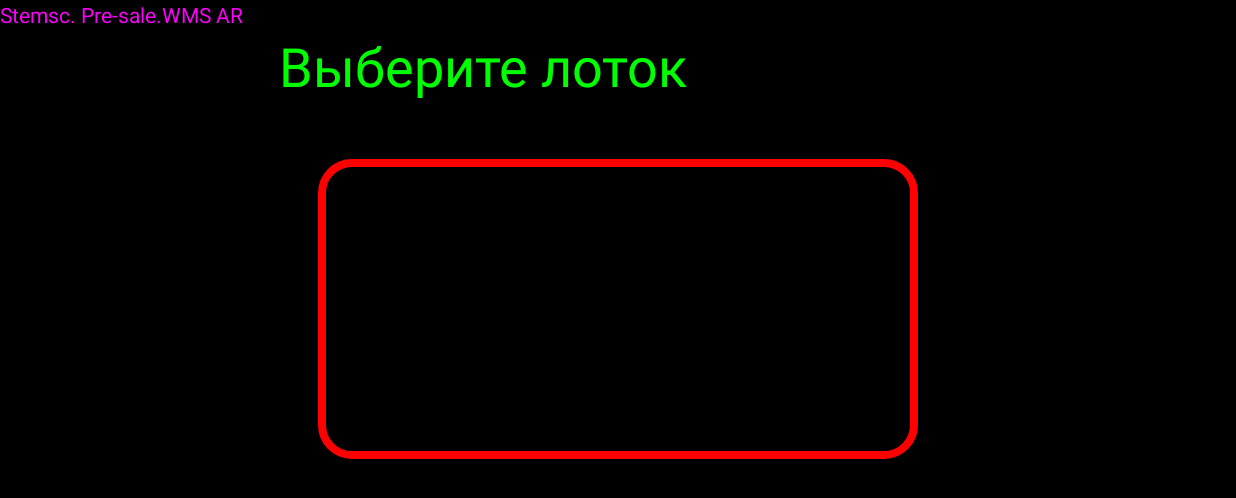
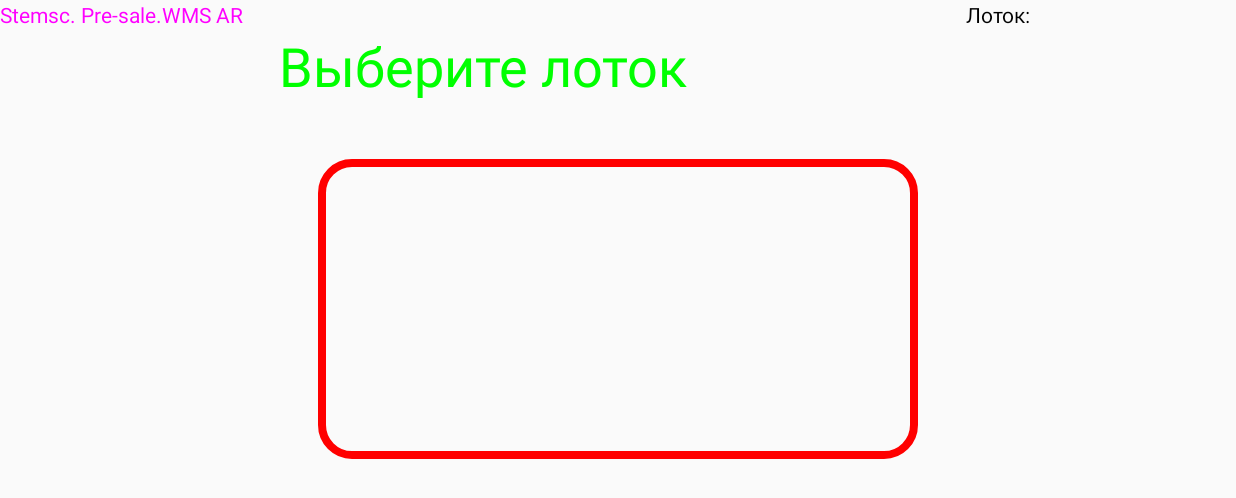
Before and after one commit to onbmob/bt, an Android app: the BarcodeCaptureActivity screen opened directly, with no data from a screen before it, on a phone screen of 824 x 412 dp (held sideways). Shown: the top 498 px of the screen. Run offline under Robolectric (Android 15) with nearby library versions, the phone set to English and light mode, and no system bars; 7 statements that could not run were skipped.

Commit message:
Проба прозрачного экрана.

```diff
--- a/app/src/main/res/layout-v17/barcode_capture.xml
+++ b/app/src/main/res/layout-v17/barcode_capture.xml
@@ -8,16 +8,15 @@
     android:layout_height="match_parent"
     android:keepScreenOn="true"
     android:orientation="vertical"
-    android:background="#ff000000">
+    android:background="#0000">
 
+    <TextView
+        android:layout_width="400dp"
+        android:layout_height="200dp"
+        android:layout_centerHorizontal="true"
+        android:layout_centerVertical="true"
+        android:background="@drawable/x" />
 
-
-    <com.stemsc.bt.ui.camera.GraphicOverlay
-        android:id="@+id/graphicOverlay"
-        android:layout_width="match_parent"
-        android:layout_height="match_parent"
-        android:layout_alignParentTop="true"
-        android:orientation="vertical" />
 
 
     <com.stemsc.bt.ui.camera.CameraSourcePreview
@@ -49,13 +48,6 @@
         android:textColor="@color/colorMagenta"
         android:textSize="14dp" />
 
-    <TextView
-        android:layout_width="400dp"
-        android:layout_height="200dp"
-        android:layout_centerHorizontal="true"
-        android:layout_centerVertical="true"
-        android:background="@drawable/x" />
-
     <RelativeLayout
         android:id="@+id/lLayout1"
         android:layout_width="180dp"
@@ -63,7 +55,7 @@
         android:layout_alignParentBottom="true"
         android:layout_alignParentRight="true"
         android:layout_alignParentTop="true"
-        android:background="#ff000000">
+        android:background="#0000">
 
         <TextView
             android:id="@+id/tvNeedT"
@@ -192,7 +184,7 @@
         android:layout_below="@+id/textView3"
         android:layout_toLeftOf="@+id/lLayout1"
         android:layout_toStartOf="@+id/lLayout1"
-        android:background="#ff000000">
+        android:background="#0000">
 
         <TextView
             android:id="@+id/tvSost"
@@ -206,5 +198,11 @@
 
     </RelativeLayout>
 
+    <com.stemsc.bt.ui.camera.GraphicOverlay
+        android:id="@+id/graphicOverlay"
+        android:layout_width="match_parent"
+        android:layout_height="match_parent"
+        android:layout_alignParentTop="true"
+        android:orientation="vertical" />
 
 </RelativeLayout>
--- a/app/src/main/res/layout/barcode_capture.xml
+++ b/app/src/main/res/layout/barcode_capture.xml
@@ -7,7 +7,8 @@
     android:layout_width="match_parent"
     android:layout_height="match_parent"
     android:keepScreenOn="true"
-    android:orientation="vertical">
+    android:orientation="vertical"
+    android:background="#0000">
 
 <!--
         <com.google.android.gms.samples.vision.barcodereader.ui.camera.GraphicOverlay
@@ -58,6 +59,7 @@
         android:layout_height="wrap_content"
         android:layout_alignParentBottom="true"
         android:layout_alignParentRight="true"
+        android:background="#0000"
         android:layout_alignParentTop="true">
 
         <TextView
@@ -184,6 +186,7 @@
         android:layout_height="wrap_content"
         android:layout_alignParentLeft="true"
         android:layout_alignParentStart="true"
+        android:background="#0000"
         android:layout_below="@+id/textView3"
         android:layout_toLeftOf="@+id/lLayout1"
         android:layout_toStartOf="@+id/lLayout1">
--- a/app/src/main/res/values/strings.xml
+++ b/app/src/main/res/values/strings.xml
@@ -1,5 +1,5 @@
 <resources>
-    <string name="app_name">BT300</string>
+    <string name="app_name" translatable="false">BT300</string>
     <string name="ok" translatable="false">OK</string>
     <string name="permission_camera_rationale" translatable="false">Access to the camera is needed for detection</string>
     <string name="no_camera_permission" translatable="false">This application cannot run because it does not have the camera permission.  The application will now exit.</string>
```
